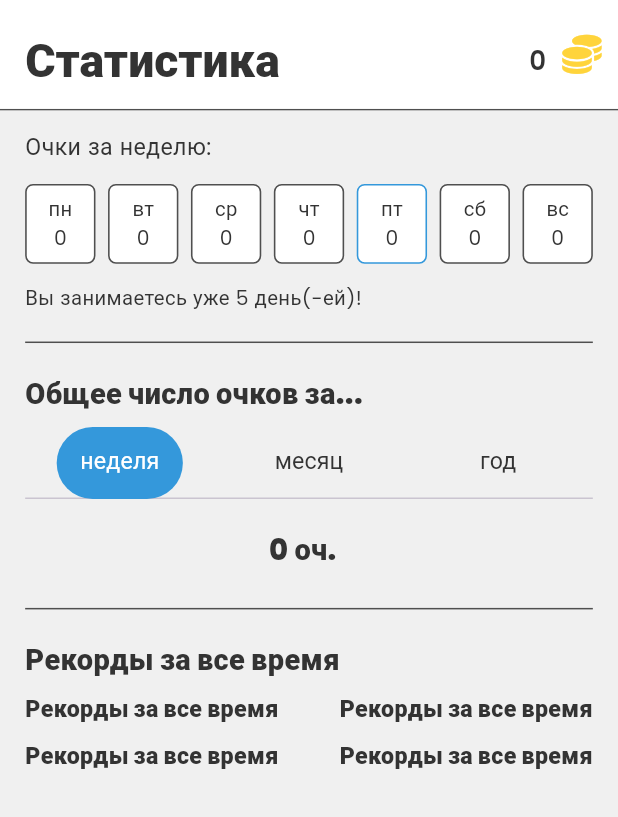
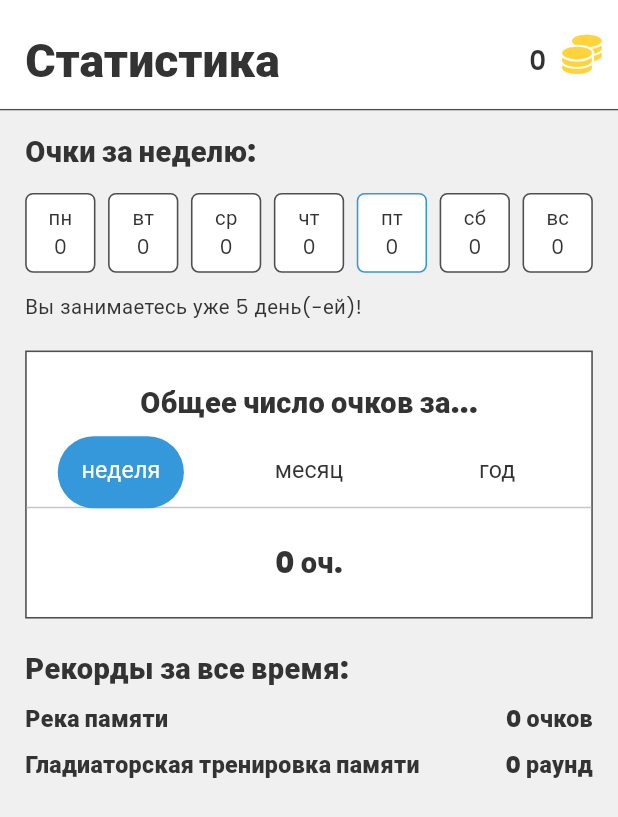
Before and after one commit to LiliaLuSol/ave_memoria, a Flutter app: the Statistics screen opened directly, on a phone screen of 412 x 824 dp. Shown: the top 817 px of the screen. Run offline on Flutter 3.47's test engine with Material 3 defaults, Android fonts, the light colour scheme and no system bars; our stand-ins replace awesome_dialog, cached_network_image, connectivity_plus, equatable, flip_card, flutter_bloc and 10 more; accounts and stored records are empty; statements that could not run were skipped.

Commit message:
update statistic

```diff
--- a/lib/pages/statistics.dart
+++ b/lib/pages/statistics.dart
@@ -26,12 +26,16 @@ class _StatisticsState extends State<Statistics> with TickerProviderStateMixin {
   int fri = 0;
   int sat = 0;
   int sun = 0;
+  String nameGame1 = '';
+  String nameGame2 = '';
 
   @override
   void initState() {
     _tabController = TabController(length: 3, vsync: this);
     emailAnon = globalData.emailAnon;
     money = globalData.money;
+    nameGame1 = globalData.nameGame1_;
+    nameGame2 = globalData.nameGame2;
     getMoney();
     mon = globalData.mon;
     tue = globalData.tue;
@@ -154,7 +158,7 @@ class _StatisticsState extends State<Statistics> with TickerProviderStateMixin {
                             children: [
                               SizedBox(height: 14.v),
                               Text("Очки за неделю:",
-                                  style: CustomTextStyles.regular16Text),
+                                  style: CustomTextStyles.extraBold20Text),
                               SizedBox(height: 14.v),
                               Row(children: [
                                 day_score("пн", mon, false),
@@ -175,17 +179,21 @@ class _StatisticsState extends State<Statistics> with TickerProviderStateMixin {
                               Text("Вы занимаетесь уже 5 день(-ей)!",
                                   style: theme.textTheme.bodyMedium),
                               SizedBox(height: 20.v),
-                              Divider(height: 1, color: appTheme.gray),
+                              Container(
+                                  decoration: AppDecoration.outlineGray,
+                                  child: Column(children: [
                                     SizedBox(height: 20.v),
                                     Text("Общее число очков за...",
-                                  style: CustomTextStyles.extraBold20Text),
+                                        style:
+                                            CustomTextStyles.extraBold20Text),
                                     SizedBox(height: 9.v),
                                     TabBar(
                                         controller: _tabController,
                                         labelPadding: EdgeInsets.zero,
-                                  indicatorPadding:
-                                      EdgeInsets.symmetric(horizontal: -15.h),
-                                  labelStyle: CustomTextStyles.regular16White,
+                                        indicatorPadding: EdgeInsets.symmetric(
+                                            horizontal: -15.h),
+                                        labelStyle:
+                                            CustomTextStyles.regular16White,
                                         unselectedLabelStyle:
                                             CustomTextStyles.regular16Text,
                                         indicator: BoxDecoration(
@@ -212,9 +220,9 @@ class _StatisticsState extends State<Statistics> with TickerProviderStateMixin {
                                           )
                                         ]),
                                     //  Divider(height: 1, color: appTheme.gray),
-                              SizedBox(height: 15.v),
-                              SizedBox(height: 40.v,
-                                  width: 353.h,
+                                    SizedBox(
+                                        height: 75.v,
+                                        width: 361.h,
                                         child: TabBarView(
                                             controller: _tabController,
                                             children: <Widget>[
@@ -234,27 +242,26 @@ class _StatisticsState extends State<Statistics> with TickerProviderStateMixin {
                                                       style: CustomTextStyles
                                                           .extraBold20Text)),
                                             ])),
+                                  ])),
                               SizedBox(height: 20.v),
-                              Divider(height: 1, color: appTheme.gray),
-                              SizedBox(height: 20.v),
-                              Text("Рекорды за все время",
+                              Text("Рекорды за все время:",
                                   style: CustomTextStyles.extraBold20Text),
                               SizedBox(height: 9.v),
                               Row(
                                 children: [
-                                  Text("Рекорды за все время",
+                                  Text(nameGame1,
                                       style: CustomTextStyles.extraBold16Text),
                                   Spacer(),
-                                  Text("Рекорды за все время",
+                                  Text("0 очков",
                                       style: CustomTextStyles.extraBold16Text),
                                 ],
                               ),
                               SizedBox(height: 9.v),
                               Row(children: [
-                                Text("Рекорды за все время",
+                                Text(nameGame2,
                                     style: CustomTextStyles.extraBold16Text),
                                 Spacer(),
-                                Text("Рекорды за все время",
+                                Text("0 раунд",
                                     style: CustomTextStyles.extraBold16Text),
                               ]),
                               SizedBox(height: 14.v),
--- a/lib/utils/global_date.dart
+++ b/lib/utils/global_date.dart
@@ -1,9 +1,3 @@
-import 'dart:io';
-import 'package:ave_memoria/other/app_export.dart';
-import 'package:supabase_flutter/supabase_flutter.dart';
-import 'package:flutter/material.dart';
-import '../main.dart';
-
 class GlobalData {
   static final GlobalData _instance = GlobalData._internal();
 
```
Lines whose indentation alone changed are shown as unchanged.
